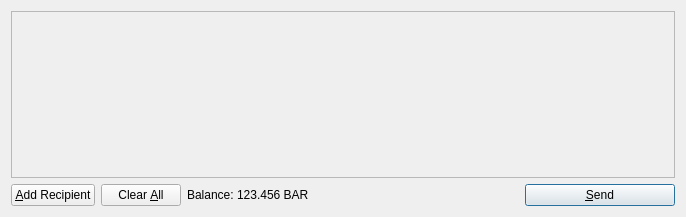
Pranz/smallchange, file src/qt/forms/sendcoinsdialog.ui: the form before one commit.
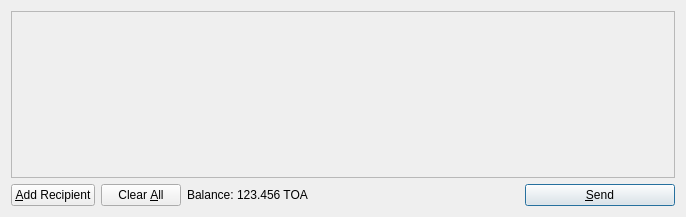
The form after the commit. Icons and pictures are not drawn.

What changed in the file:
```diff
--- a/src/qt/forms/sendcoinsdialog.ui
+++ b/src/qt/forms/sendcoinsdialog.ui
@@ -119,7 +119,7 @@
           <cursorShape>IBeamCursor</cursorShape>
          </property>
          <property name="text">
-          <string>123.456 BAR</string>
+          <string>123.456 TOA</string>
          </property>
          <property name="textInteractionFlags">
           <set>Qt::LinksAccessibleByMouse|Qt::TextSelectableByKeyboard|Qt::TextSelectableByMouse</set>
```
Left out of the diff: 8 changed lines with no effect on the pictures.
